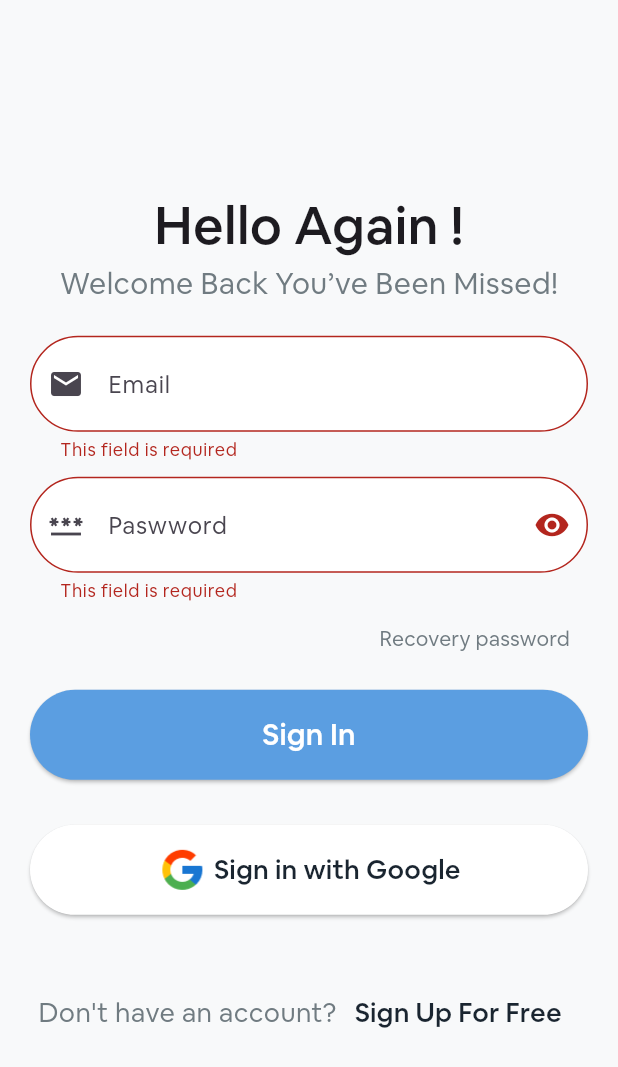
After one commit to mohamedagm/Kutuku_app, a Flutter app: the LoginView screen opened directly, after a tap on "Sign In", on a phone screen of 412 x 824 dp. The commit adds this screen. Shown: the top 1067 px of the screen. Run offline on Flutter 3.47's test engine with Material 3 defaults, Android fonts, the phone set to English and light mode, and no system bars; our stand-ins replace smooth_page_indicator; project files that could hold a hidden picture were left out.

Commit message:
finish login view ui

```diff
--- /dev/null
+++ b/lib/features/login/presentation/views/login_view.dart
@@ -0,0 +1,169 @@
+import 'package:flutter/material.dart';
+import 'package:kutuku/features/login/presentation/widgets/custom_text_field.dart';
+import 'package:kutuku/features/login/presentation/widgets/styles.dart';
+
+class LoginView extends StatefulWidget {
+  const LoginView({super.key});
+
+  @override
+  State<LoginView> createState() => _LoginViewState();
+}
+
+class _LoginViewState extends State<LoginView> {
+  final GlobalKey<FormState> formKey = GlobalKey<FormState>();
+  final emailController = TextEditingController();
+  final passwordController = TextEditingController();
+  bool visible = false;
+
+  @override
+  void dispose() {
+    emailController.dispose();
+    passwordController.dispose();
+    super.dispose();
+  }
+
+  @override
+  Widget build(BuildContext context) {
+    return Scaffold(
+      backgroundColor: Color(0xffF8F9FA),
+      body: Padding(
+        padding: const EdgeInsets.all(20.0),
+        child: Form(
+          key: formKey,
+          child: Center(
+            child: SingleChildScrollView(
+              child: Column(
+                mainAxisAlignment: MainAxisAlignment.center,
+                crossAxisAlignment: CrossAxisAlignment.center,
+                children: [
+                  Text('Hello Again !', style: Styles.kLoginTitle),
+                  Text(
+                    'Welcome Back You’ve Been Missed!',
+                    style: Styles.kLoginSubtitle,
+                  ),
+                  SizedBox(height: 20),
+                  CustomTextField(
+                    hintText: 'Email',
+                    controller: emailController,
+                    validator: (value) {
+                      if (value == null || value.isEmpty) {
+                        return 'This field is required';
+                      }
+                      return null;
+                    },
+                    picon: Icons.email,
+                  ),
+                  SizedBox(height: 10),
+                  CustomTextField(
+                    hintText: 'Paswword',
+                    controller: passwordController,
+                    validator: (value) {
+                      if (value == null || value.isEmpty) {
+                        return 'This field is required';
+                      } else if (value.length <= 6) {
+                        return 'دي باسورد ترضي ربنا ؟';
+                      }
+                      return null;
+                    },
+                    picon: Icons.password,
+                    visible: visible,
+                    sicon: IconButton(
+                      onPressed: () {
+                        setState(() {
+                          visible = !visible;
+                          // visible ? visible = false : visible = true;
+                        });
+                      },
+                      icon:
+                          visible
+                              ? Icon(Icons.visibility_off)
+                              : Icon(Icons.visibility),
+                    ),
+                  ),
+                  Align(
+                    alignment: Alignment.topRight,
+                    child: TextButton(
+                      onPressed: () {},
+                      child: Text(
+                        'Recovery password',
+                        style: Styles.kForgotPassword,
+                      ),
+                    ),
+                  ),
+                  SizedBox(height: 10),
+                  ElevatedButton(
+                    style: ElevatedButton.styleFrom(
+                      backgroundColor: Color(0xff5B9EE1),
+                      minimumSize: Size(
+                        MediaQuery.of(context).size.width - 30,
+                        60,
+                      ),
+                    ),
+                    onPressed: () {
+                      if (formKey.currentState!.validate()) {
+                        ScaffoldMessenger.of(context).showSnackBar(
+                          SnackBar(
+                            content: Text(
+                              'جدع يا حماده تم اصطياد الاكونت الخااص بك\n'
+                              'email: ${emailController.text}\n'
+                              'pass: ${passwordController.text}',
+                            ),
+                          ),
+                        );
+                        emailController.clear();
+                        passwordController.clear();
+                      }
+                    },
+                    child: Text('Sign In', style: Styles.kButtonText),
+                  ),
+                  SizedBox(height: 30),
+                  ElevatedButton(
+                    style: ElevatedButton.styleFrom(
+                      backgroundColor: Colors.white,
+                      minimumSize: Size(
+                        MediaQuery.of(context).size.width - 30,
+                        60,
+                      ),
+                    ),
+                    onPressed: () {},
+                    child: Row(
+                      mainAxisAlignment: MainAxisAlignment.center,
+                      children: [
+                        SizedBox(
+                          height: 32,
+                          child: Image.asset('assets/images/google.png'),
+                        ),
+                        SizedBox(width: 5),
+                        Text('Sign in with Google', style: Styles.kSignUpLink),
+                      ],
+                    ),
+                  ),
+                  SizedBox(height: MediaQuery.of(context).size.height * 0.05),
+                  Row(
+                    mainAxisAlignment: MainAxisAlignment.center,
+                    children: [
+                      Text("Don't have an account?", style: Styles.kSignUpHint),
+                      TextButton(
+                        onPressed: () {
+                          // Navigator.of(context).push(
+                          //   MaterialPageRoute(
+                          //     builder: (context) => RegisterView(),
+                          //   ),
+                          // );
+                        },
+                        child: Text(
+                          'Sign Up For Free',
+                          style: Styles.kSignUpLink,
+                        ),
+                      ),
+                    ],
+                  ),
+                ],
+              ),
+            ),
+          ),
+        ),
+      ),
+    );
+  }
+}
--- /dev/null
+++ b/lib/features/login/presentation/widgets/custom_text_field.dart
@@ -0,0 +1,40 @@
+import 'package:flutter/material.dart';
+
+class CustomTextField extends StatelessWidget {
+  const CustomTextField({
+    super.key,
+    required this.controller,
+    required this.validator,
+    required this.picon,
+    this.sicon,
+    this.visible,
+    this.hintText,
+  });
+  final TextEditingController? controller;
+  final String? Function(String?)? validator;
+  final IconData picon;
+  final IconButton? sicon;
+  final bool? visible;
+  final String? hintText;
+  @override
+  Widget build(BuildContext context) {
+    return TextFormField(
+      obscureText: visible ?? false,
+      validator: validator,
+      controller: controller,
+      decoration: InputDecoration(
+        filled: true,
+        fillColor: Colors.white,
+        hintText: hintText,
+        prefixIcon: Icon(picon),
+        suffixIcon: sicon,
+        enabledBorder: OutlineInputBorder(
+          borderRadius: BorderRadius.circular(32),
+          borderSide: BorderSide(color: Color(0xffF8F9FA)),
+        ),
+        border: OutlineInputBorder(borderRadius: BorderRadius.circular(32)),
+        contentPadding: EdgeInsets.symmetric(vertical: 20, horizontal: 16),
+      ),
+    );
+  }
+}
--- /dev/null
+++ b/lib/features/login/presentation/widgets/styles.dart
@@ -0,0 +1,38 @@
+import 'package:flutter/material.dart';
+
+class Styles {
+  static const Color kPrimaryColor = Color(0xFF5B9EE1);
+  ////////////
+  static const TextStyle kLoginTitle = TextStyle(
+    fontSize: 35,
+    fontWeight: FontWeight.w500,
+  );
+
+  static const TextStyle kLoginSubtitle = TextStyle(
+    fontSize: 20,
+    fontWeight: FontWeight.w400,
+    color: Color(0xff707B81),
+  );
+
+  static const TextStyle kForgotPassword = TextStyle(
+    fontWeight: FontWeight.w400,
+    color: Color(0xff707B81),
+  );
+
+  static const TextStyle kSignUpHint = TextStyle(
+    fontSize: 18,
+    fontWeight: FontWeight.w400,
+    color: Color(0xff707B81),
+  );
+
+  static const TextStyle kSignUpLink = TextStyle(
+    fontSize: 18,
+    fontWeight: FontWeight.w500,
+    color: Color(0xff1A2530),
+  );
+
+  static const TextStyle kButtonText = TextStyle(
+    fontSize: 20,
+    color: Colors.white,
+  );
+}
--- a/lib/features/onBoarding/presentation/views/on_boarding_view.dart
+++ b/lib/features/onBoarding/presentation/views/on_boarding_view.dart
@@ -27,7 +27,10 @@ class _OnBoardingViewState extends State<OnBoardingView> {
 
           SizedBox(height: MediaQuery.of(context).size.height * 0.1),
 
-          BottomBoarding(pageController: pageController),
+          BottomBoarding(
+            pageController: pageController,
+            currentPage: currentPage,
+          ),
         ],
       ),
     );
--- a/lib/features/onBoarding/presentation/widgets/bottom_boarding.dart
+++ b/lib/features/onBoarding/presentation/widgets/bottom_boarding.dart
@@ -1,13 +1,16 @@
 import 'package:flutter/material.dart';
+import 'package:kutuku/features/login/presentation/views/login_view.dart';
 import 'package:smooth_page_indicator/smooth_page_indicator.dart';
 
 class BottomBoarding extends StatelessWidget {
   const BottomBoarding({
     super.key,
     required this.pageController,
+    required this.currentPage,
   });
 
   final PageController pageController;
+  final int currentPage;
 
   @override
   Widget build(BuildContext context) {
@@ -34,9 +37,18 @@ class BottomBoarding extends StatelessWidget {
               ),
               backgroundColor: Color(0xff5B9EE1),
             ),
-            onPressed: () {},
+            onPressed: () {
+              currentPage == 2
+                  ? Navigator.of(context).pushReplacement(
+                    MaterialPageRoute(builder: (context) => LoginView()),
+                  )
+                  : pageController.nextPage(
+                    duration: const Duration(milliseconds: 500),
+                    curve: Curves.ease,
+                  );
+            },
             child: Text(
-              'Get Started',
+              currentPage == 0 ? 'Get Started' : 'Next',
               style: TextStyle(
                 color: Colors.white,
                 fontSize: 16,
```
Also changed, not shown: assets/images/google.png (added), assets/images/image.png (added).
